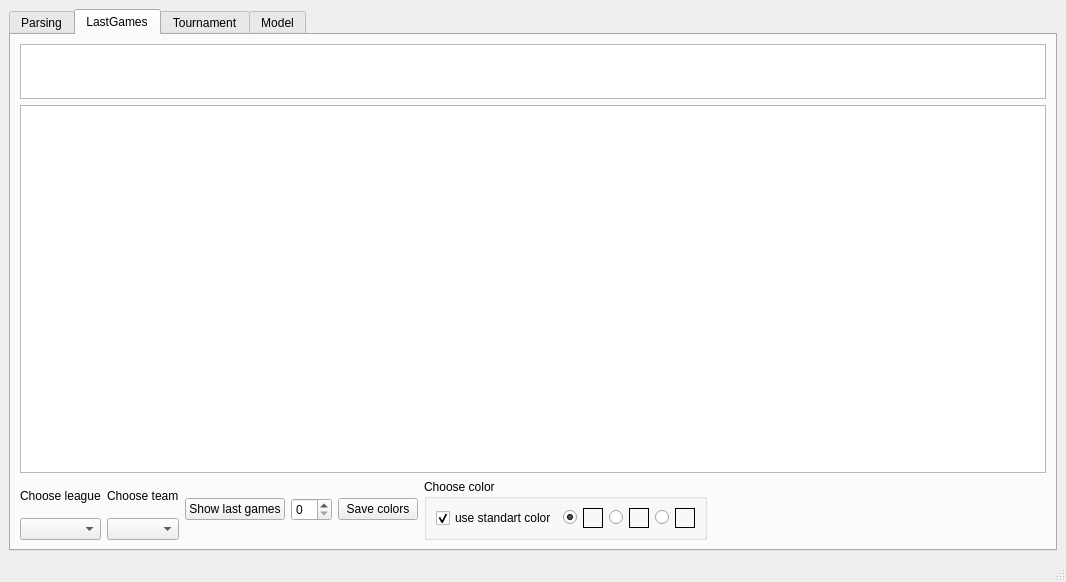
Above: ui/basketball_app_main-window.ui from PyScientist/BasketBallStat before the change. Below: the same form after it.
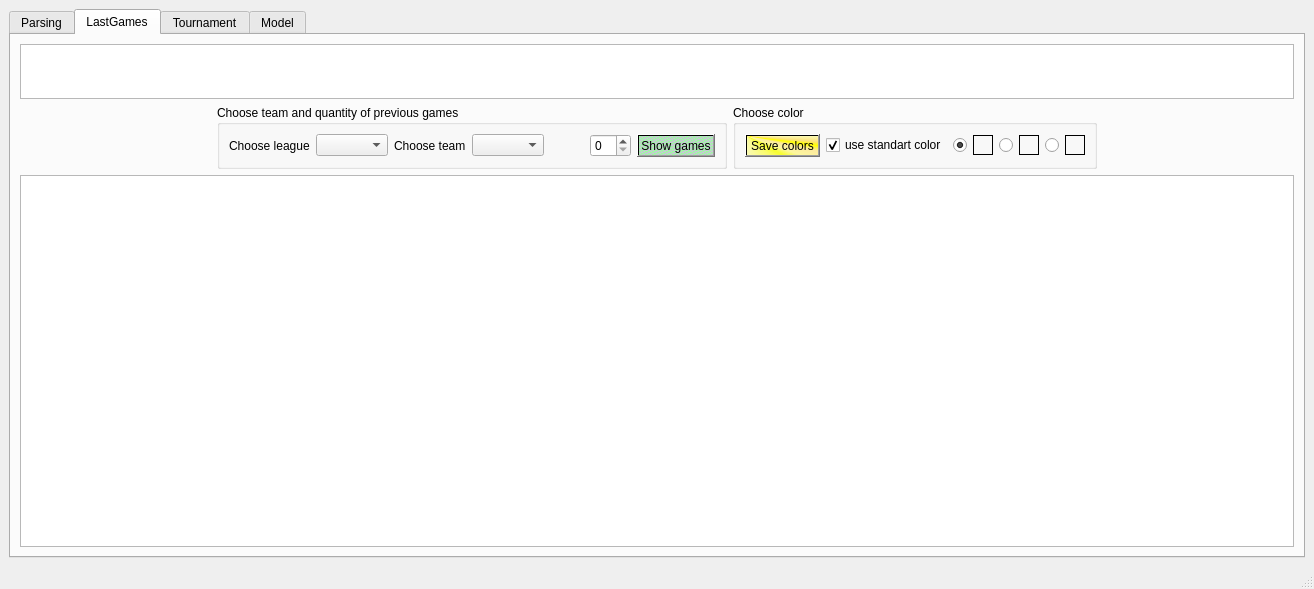
That is the form after the change. The open tabs and pages were chosen to show the change.

Commit message: Improoved UI and. Introduced new color selection method.

```diff
--- a/ui/basketball_app_main-window.ui
+++ b/ui/basketball_app_main-window.ui
@@ -6,8 +6,8 @@
    <rect>
     <x>0</x>
     <y>0</y>
-    <width>1066</width>
-    <height>576</height>
+    <width>1314</width>
+    <height>589</height>
    </rect>
   </property>
   <property name="windowTitle">
@@ -188,6 +188,9 @@
          <layout class="QVBoxLayout" name="verticalLayout_4">
           <item>
            <layout class="QHBoxLayout" name="horizontalLayout_11">
+            <property name="spacing">
+             <number>1</number>
+            </property>
             <item>
              <widget class="QTableWidget" name="tableWidget_LastGamesAvg">
               <property name="maximumSize">
@@ -215,61 +218,74 @@
             </item>
            </layout>
           </item>
-          <item>
-           <widget class="QTableWidget" name="TableWidget_LastGames">
-            <property name="sortingEnabled">
-             <bool>false</bool>
-            </property>
-            <attribute name="verticalHeaderShowSortIndicator" stdset="0">
-             <bool>false</bool>
-            </attribute>
-           </widget>
-          </item>
           <item>
            <layout class="QHBoxLayout" name="horizontalLayout_10">
             <item>
-             <layout class="QVBoxLayout" name="verticalLayout_LastGames_choose_league">
-              <item>
-               <widget class="QLabel" name="label_LastGames_choose_league">
-                <property name="text">
-                 <string>Choose league</string>
-                </property>
-               </widget>
-              </item>
-              <item>
-               <widget class="QComboBox" name="comboBox_LastGames_choose_league"/>
-              </item>
-             </layout>
-            </item>
-            <item>
-             <layout class="QVBoxLayout" name="verticalLayout_LastGames_choose_team">
-              <item>
-               <widget class="QLabel" name="label_LastGames_choose_team">
-                <property name="text">
-                 <string>Choose team</string>
-                </property>
-               </widget>
-              </item>
-              <item>
-               <widget class="QComboBox" name="comboBox_LastGames_choose_team"/>
-              </item>
-             </layout>
-            </item>
-            <item>
-             <widget class="QPushButton" name="pushButton_show_LastGames_details">
-              <property name="text">
-               <string>Show last games</string>
+             <spacer name="horizontalSpacer_7">
+              <property name="orientation">
+               <enum>Qt::Horizontal</enum>
               </property>
-             </widget>
+              <property name="sizeHint" stdset="0">
+               <size>
+                <width>40</width>
+                <height>20</height>
+               </size>
+              </property>
+             </spacer>
             </item>
             <item>
-             <widget class="QSpinBox" name="spinBox_games_ammount_to_show"/>
-            </item>
-            <item>
-             <widget class="QPushButton" name="pushButton_save_colors">
-              <property name="text">
-               <string>Save colors</string>
+             <widget class="QGroupBox" name="groupBox_3">
+              <property name="title">
+               <string>Choose team and quantity of previous games</string>
               </property>
+              <layout class="QHBoxLayout" name="horizontalLayout_14">
+               <item>
+                <widget class="QLabel" name="label_LastGames_choose_league">
+                 <property name="text">
+                  <string>Choose league</string>
+                 </property>
+                </widget>
+               </item>
+               <item>
+                <widget class="QComboBox" name="comboBox_LastGames_choose_league"/>
+               </item>
+               <item>
+                <widget class="QLabel" name="label_LastGames_choose_team">
+                 <property name="text">
+                  <string>Choose team</string>
+                 </property>
+                </widget>
+               </item>
+               <item>
+                <widget class="QComboBox" name="comboBox_LastGames_choose_team"/>
+               </item>
+               <item>
+                <spacer name="horizontalSpacer_9">
+                 <property name="orientation">
+                  <enum>Qt::Horizontal</enum>
+                 </property>
+                 <property name="sizeHint" stdset="0">
+                  <size>
+                   <width>40</width>
+                   <height>20</height>
+                  </size>
+                 </property>
+                </spacer>
+               </item>
+               <item>
+                <widget class="QSpinBox" name="spinBox_games_ammount_to_show"/>
+               </item>
+               <item>
+                <widget class="QPushButton" name="pushButton_show_LastGames_details">
+                 <property name="styleSheet">
+                  <string notr="true">background-color: qlineargradient(spread:repeat, x1:0.824, y1:0.960227, x2:0.892, y2:1, stop:0.170455 rgba(117, 255, 121, 182), stop:0.869318 rgba(172, 145, 201, 142));</string>
+                 </property>
+                 <property name="text">
+                  <string>Show games</string>
+                 </property>
+                </widget>
+               </item>
+              </layout>
              </widget>
             </item>
             <item>
@@ -278,6 +294,19 @@
                <string>Choose color</string>
               </property>
               <layout class="QHBoxLayout" name="horizontalLayout_13">
+               <item>
+                <widget class="QPushButton" name="pushButton_save_colors">
+                 <property name="autoFillBackground">
+                  <bool>false</bool>
+                 </property>
+                 <property name="styleSheet">
+                  <string notr="true">background-color: qconicalgradient(cx:0, cy:0, angle:135, stop:0 rgba(255, 255, 0, 69), stop:0.375 rgba(255, 255, 0, 69), stop:0.423533 rgba(251, 255, 0, 145), stop:0.45 rgba(247, 255, 0, 208), stop:0.477581 rgba(255, 244, 71, 130), stop:0.518717 rgba(255, 218, 71, 130), stop:0.55 rgba(255, 255, 0, 255), stop:0.57754 rgba(255, 203, 0, 130), stop:0.625 rgba(255, 255, 0, 69), stop:1 rgba(255, 255, 0, 69));</string>
+                 </property>
+                 <property name="text">
+                  <string>Save colors</string>
+                 </property>
+                </widget>
+               </item>
                <item>
                 <widget class="QCheckBox" name="checkBox_use_standart_color">
                  <property name="text">
@@ -373,7 +402,7 @@
                  <property name="maximumSize">
                   <size>
                    <width>20</width>
-                   <height>16777215</height>
+                   <height>20</height>
                   </size>
                  </property>
                  <property name="frameShape">
@@ -402,6 +431,53 @@
             </item>
            </layout>
           </item>
+          <item>
+           <layout class="QHBoxLayout" name="horizontalLayout_17">
+            <property name="spacing">
+             <number>0</number>
+            </property>
+            <property name="sizeConstraint">
+             <enum>QLayout::SetMaximumSize</enum>
+            </property>
+            <item>
+             <layout class="QHBoxLayout" name="verticalLayoutLastGames">
+              <property name="sizeConstraint">
+               <enum>QLayout::SetMaximumSize</enum>
+              </property>
+              <item>
+               <widget class="QTableWidget" name="TableWidget_LastGames">
+                <property name="sizePolicy">
+                 <sizepolicy hsizetype="MinimumExpanding" vsizetype="MinimumExpanding">
+                  <horstretch>0</horstretch>
+                  <verstretch>0</verstretch>
+                 </sizepolicy>
+                </property>
+                <property name="maximumSize">
+                 <size>
+                  <width>16777215</width>
+                  <height>16777215</height>
+                 </size>
+                </property>
+                <property name="font">
+                 <font>
+                  <pointsize>8</pointsize>
+                 </font>
+                </property>
+                <property name="frameShadow">
+                 <enum>QFrame::Raised</enum>
+                </property>
+                <property name="sortingEnabled">
+                 <bool>false</bool>
+                </property>
+                <attribute name="verticalHeaderShowSortIndicator" stdset="0">
+                 <bool>false</bool>
+                </attribute>
+               </widget>
+              </item>
+             </layout>
+            </item>
+           </layout>
+          </item>
          </layout>
         </widget>
         <widget class="QWidget" name="Tournament">
```
Left out of the diff: 564 changed lines with no effect on the pictures. The commit also changes 5 other files.
